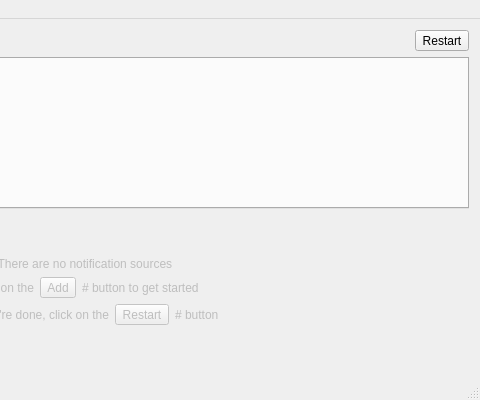
Qt form app/src/MainWindow/MainWindow.ui (emmaexe/ntfyDesktop) before a commit; both pictures show x 320 to 800 and y 0 to 400 of the 800 by 400 pixel window.
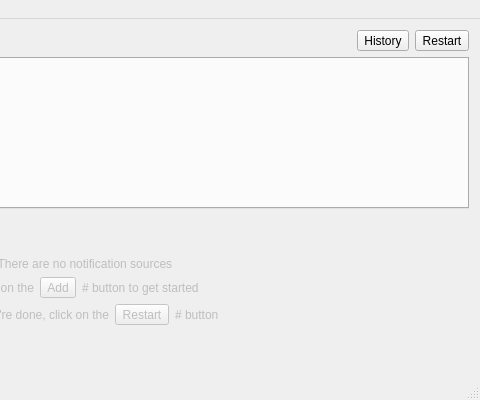
The same form after that commit. Icons and pictures are not drawn.

Commit message: Add HistoryDialog (WIP), move FileManager to utils and improve it (multithreading, caching), add new DataBase functions

```diff
--- a/app/src/MainWindow/MainWindow.ui
+++ b/app/src/MainWindow/MainWindow.ui
@@ -91,6 +91,22 @@
         </property>
        </spacer>
       </item>
+      <item>
+       <widget class="QToolButton" name="historyButton">
+        <property name="cursor">
+         <cursorShape>PointingHandCursor</cursorShape>
+        </property>
+        <property name="text">
+         <string>History</string>
+        </property>
+        <property name="icon">
+         <iconset theme="view-history"/>
+        </property>
+        <property name="toolButtonStyle">
+         <enum>Qt::ToolButtonStyle::ToolButtonTextBesideIcon</enum>
+        </property>
+       </widget>
+      </item>
       <item>
        <widget class="QToolButton" name="restartButton">
         <property name="cursor">
```
Left out of the diff: 25 changed lines with no effect on the pictures. The commit also changes 18 other files.
